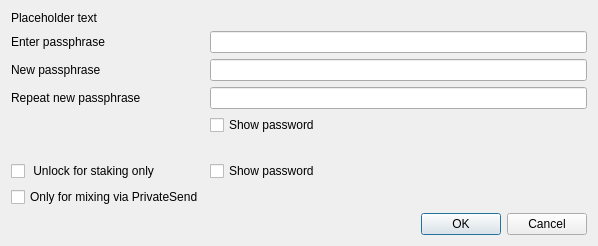
zentoshi/zentoshi, file src/qt/forms/askpassphrasedialog.ui: the form before one commit.
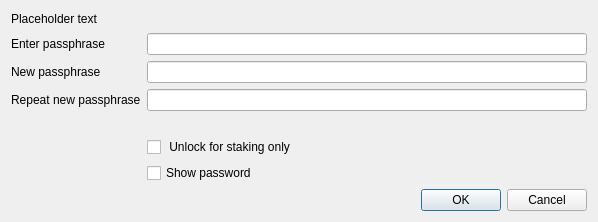
The form after the commit.

The edit to the form file:
```diff
--- a/src/qt/forms/askpassphrasedialog.ui
+++ b/src/qt/forms/askpassphrasedialog.ui
@@ -93,13 +93,6 @@
       </widget>
      </item>
      <item row="3" column="1">
-      <widget class="QCheckBox" name="toggleShowPasswordButton">
-       <property name="text">
-        <string>Show password</string>
-       </property>
-      </widget>
-     </item>
-     <item row="4" column="1">
       <widget class="QLabel" name="capsLabel">
        <property name="font">
         <font>
@@ -115,23 +108,7 @@
        </property>
       </widget>
      </item>
-     <item row="6" column="0">
-      <widget class="QCheckBox" name="mixingOnlyCheckBox">
-       <property name="enabled">
-        <bool>true</bool>
-       </property>
-       <property name="visible">
-        <bool>false</bool>
-       </property>
-       <property name="toolTip">
-        <string>Serves to disable the trivial sendmoney when OS account compromised. Provides no real security.</string>
-       </property>
-       <property name="text">
-        <string>Only for mixing via PrivateSend</string>
-       </property>
-      </widget>
-     </item>
-     <item row="5" column="0">
+     <item row="4" column="1">
       <widget class="QCheckBox" name="stakingCheckBox">
        <property name="enabled">
         <bool>true</bool>
```
